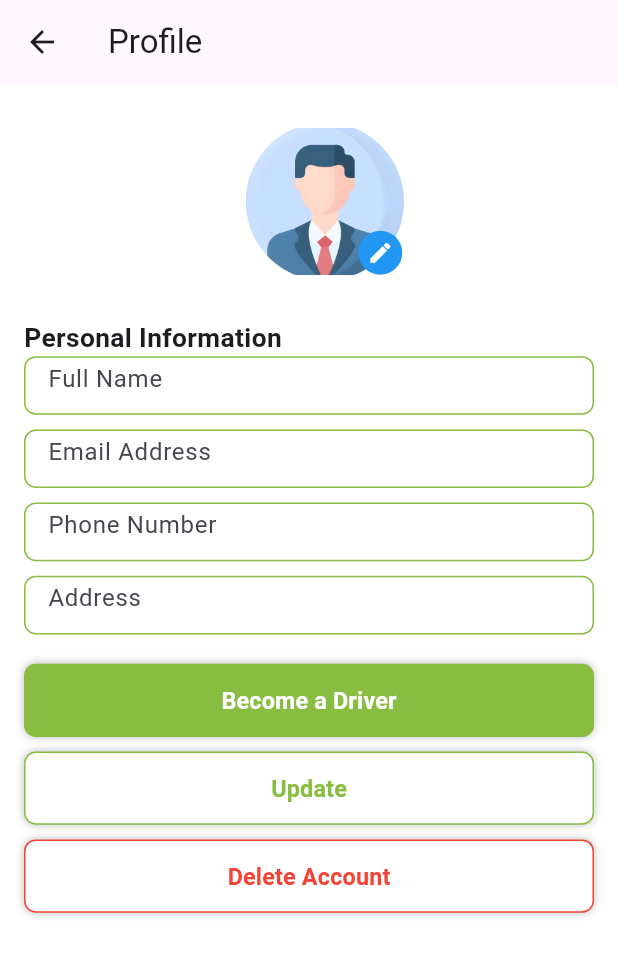
After one commit to rabin2059/finalYearProject, a Flutter app: the ProfileScreen screen opened directly, on a phone screen of 412 x 824 dp. The commit adds this screen. Shown: the top 956 px of the screen. Run offline on Flutter 3.47's test engine with Material 3 defaults, Android fonts, the phone set to English and light mode, and no system bars; our stand-ins replace flutter_map, flutter_screenutil, geolocator, google_fonts, google_maps_flutter, latlong2 and 1 more; missing offline and left inert: flutter_polyline_points; accounts and stored records are empty.

Commit message:
(UI) Profile Screen

```diff
--- a/Development/merobus/lib/Components/CustomButton.dart
+++ b/Development/merobus/lib/Components/CustomButton.dart
@@ -11,6 +11,7 @@ class CustomButton extends StatelessWidget {
   final double? fontSize;
   final double? borderRadius;
   final List<BoxShadow>? boxShadow;
+  final Color? borderColor;
 
   const CustomButton({
     super.key,
@@ -23,6 +24,7 @@ class CustomButton extends StatelessWidget {
     this.fontSize,
     this.borderRadius,
     this.boxShadow,
+    this.borderColor,
   });
 
   @override
@@ -34,6 +36,7 @@ class CustomButton extends StatelessWidget {
         decoration: BoxDecoration(
           color: color ?? Theme.of(context).primaryColor,
           borderRadius: BorderRadius.circular(borderRadius ?? 8.r),
+          border: Border.all(color: borderColor ?? Colors.transparent),
           boxShadow: boxShadow ??
               [
                 BoxShadow(
--- /dev/null
+++ b/Development/merobus/lib/Screens/Sub Screens/profile_screen.dart
@@ -0,0 +1,260 @@
+import 'package:flutter/cupertino.dart';
+import 'package:flutter/material.dart';
+import 'package:flutter_screenutil/flutter_screenutil.dart';
+
+import '../../Components/AppColors.dart';
+import '../../Components/CustomButton.dart';
+
+class ProfileScreen extends StatefulWidget {
+  const ProfileScreen({super.key, required this.dept});
+  final int dept;
+
+  @override
+  State<ProfileScreen> createState() => _ProfileScreenState();
+}
+
+class _ProfileScreenState extends State<ProfileScreen> {
+  final TextEditingController nameController = TextEditingController();
+  final TextEditingController emailController = TextEditingController();
+  final TextEditingController phoneController = TextEditingController();
+  final TextEditingController addressController = TextEditingController();
+  final TextEditingController licenseController = TextEditingController();
+  @override
+  void dispose() {
+    nameController.dispose();
+    emailController.dispose();
+    phoneController.dispose();
+    addressController.dispose();
+    super.dispose();
+  }
+
+  @override
+  Widget build(BuildContext context) {
+    if (widget.dept == 1) {
+      return Scaffold(
+        appBar: AppBar(
+          title: const Text("Profile"),
+        ),
+        body: Padding(
+          padding: const EdgeInsets.symmetric(horizontal: 16.0, vertical: 10.0),
+          child: Column(
+            children: [
+              Padding(
+                padding: EdgeInsets.only(left: 20.w, top: 20.h),
+                child: Stack(
+                  children: [
+                    SizedBox(
+                      height: 100.h,
+                      width: 100.w,
+                      child:
+                          Image.asset('assets/profile.png', fit: BoxFit.cover),
+                    ),
+                    Positioned(
+                      bottom: 0,
+                      right: 0,
+                      child: Container(
+                        height: 30.h,
+                        width: 30.w,
+                        decoration: const BoxDecoration(
+                          color: Colors.blue,
+                          shape: BoxShape.circle,
+                        ),
+                        child: Icon(
+                          Icons.edit,
+                          color: Colors.white,
+                          size: 18.r,
+                        ),
+                      ),
+                    ),
+                  ],
+                ),
+              ),
+              SizedBox(height: 30.h),
+              Row(
+                children: [
+                  Text(
+                    "Personal Information",
+                    style:
+                        TextStyle(fontSize: 18.sp, fontWeight: FontWeight.bold),
+                  ),
+                ],
+              ),
+              Column(
+                children: [
+                  LocalTextField("Full Name", nameController),
+                  SizedBox(height: 10.h),
+                  LocalTextField("Email Address", emailController),
+                  SizedBox(height: 10.h),
+                  LocalTextField("Phone Number", phoneController),
+                  SizedBox(height: 10.h),
+                  LocalTextField("Address", addressController),
+
+                  SizedBox(height: 20.h),
+                  CustomButton(
+                    text: "Become a Driver",
+                    color: AppColors.primary,
+                    height: 50.h,
+                    onPressed: () {},
+                  ),
+                  SizedBox(height: 10.h),
+                  CustomButton(
+                    text: "Update",
+                    color: AppColors.buttonText,
+                    textColor: AppColors.primary,
+                    borderColor: AppColors.primary,
+                    height: 50.h,
+                    onPressed: () {},
+                  ),
+                  SizedBox(height: 10.h),
+                  CustomButton(
+                    text: "Delete Account",
+                    color: AppColors.buttonText,
+                    textColor: Colors.red,
+                    borderColor: Colors.red,
+                    height: 50.h,
+                    onPressed: () {},
+                  ),
+                ],
+              ),
+            ],
+          ),
+        ),
+      );
+    } else {
+      return Scaffold(
+        appBar: AppBar(
+          title: const Text("Profile"),
+        ),
+        body: Padding(
+          padding: const EdgeInsets.symmetric(horizontal: 16.0, vertical: 10.0),
+          child: Column(
+            children: [
+              Padding(
+                padding: EdgeInsets.only(left: 20.w, top: 20.h),
+                child: Stack(
+                  children: [
+                    SizedBox(
+                      height: 100.h,
+                      width: 100.w,
+                      child:
+                          Image.asset('assets/profile.png', fit: BoxFit.cover),
+                    ),
+                    Positioned(
+                      bottom: 0,
+                      right: 0,
+                      child: Container(
+                        height: 30.h,
+                        width: 30.w,
+                        decoration: const BoxDecoration(
+                          color: Colors.blue,
+                          shape: BoxShape.circle,
+                        ),
+                        child: Icon(
+                          Icons.edit,
+                          color: Colors.white,
+                          size: 18.r,
+                        ),
+                      ),
+                    ),
+                  ],
+                ),
+              ),
+              SizedBox(height: 30.h),
+              Row(
+                children: [
+                  Text(
+                    "Personal Information",
+                    style:
+                        TextStyle(fontSize: 18.sp, fontWeight: FontWeight.bold),
+                  ),
+                ],
+              ),
+              Column(
+                children: [
+                  LocalTextField("Full Name", nameController),
+                  SizedBox(height: 10.h),
+                  LocalTextField("Email Address", emailController),
+                  SizedBox(height: 10.h),
+                  LocalTextField("Phone Number", phoneController),
+                  SizedBox(height: 10.h),
+                  LocalTextField("Address", addressController),
+                  SizedBox(height: 10.h),
+                  LocalTextField("License Number", licenseController),
+                  SizedBox(height: 20.h),
+                  CustomButton(
+                    text: "Update",
+                    color: AppColors.buttonText,
+                    textColor: AppColors.primary,
+                    borderColor: AppColors.primary,
+                    height: 50.h,
+                    onPressed: () {},
+                  ),
+                  SizedBox(height: 10.h),
+                  CustomButton(
+                    text: "Delete Account",
+                    color: AppColors.buttonText,
+                    textColor: Colors.red,
+                    borderColor: Colors.red,
+                    height: 50.h,
+                    onPressed: () {},
+                  ),
+                ],
+              ),
+            ],
+          ),
+        ),
+      );
+    }
+  }
+
+  SizedBox LocalTextField(String hint, TextEditingController controller) {
+    return SizedBox(
+                  height: 40.h,
+                  child: TextField(
+                    decoration: InputDecoration(
+                      hintText: hint,
+                      border: OutlineInputBorder(
+                        borderRadius: BorderRadius.circular(8.r),
+                        borderSide: const BorderSide(color: AppColors.primary, width: 1),
+                      ),
+                      enabledBorder: OutlineInputBorder(
+                        borderRadius: BorderRadius.circular(8.r),
+                        borderSide: const BorderSide(color: AppColors.primary, width: 1),
+                      ),
+                      focusedBorder: OutlineInputBorder(
+                        borderRadius: BorderRadius.circular(8.r),
+                        borderSide: const BorderSide(color: AppColors.primary, width: 2),
+                      ),
+                    ),
+                    controller: controller,
+                  ),
+                );
+  }
+
+  SizedBox StatusTextField(String hint, TextEditingController controller) {
+    return SizedBox(
+      height: 40.h,
+      child: TextField(
+        enabled: false,
+        decoration: InputDecoration(
+          hintText: hint,
+          filled: true,
+          fillColor: Colors.grey[200],
+          border: OutlineInputBorder(
+            borderRadius: BorderRadius.circular(8.r),
+            borderSide: const BorderSide(color: AppColors.primary, width: 1),
+          ),
+          enabledBorder: OutlineInputBorder(
+            borderRadius: BorderRadius.circular(8.r),
+            borderSide: const BorderSide(color: AppColors.primary, width: 1),
+          ),
+          disabledBorder: OutlineInputBorder(
+            borderRadius: BorderRadius.circular(8.r),
+            borderSide: const BorderSide(color: AppColors.primary, width: 1),
+          ),
+        ),
+        controller: controller,
+      ),
+    );
+  }
+}
--- a/Development/merobus/lib/navigation/navigation.dart
+++ b/Development/merobus/lib/navigation/navigation.dart
@@ -1,5 +1,6 @@
 import 'package:flutter/material.dart';
 import '../Components/AppColors.dart';
+import '../Screens/Main Screens/setting_screen.dart';
 import '../Screens/main screens/home_screen.dart';
 
 class Navigation extends StatefulWidget {
@@ -113,7 +114,7 @@ class _NavigationState extends State<Navigation> {
           children: <Widget>[
             const Center(child: Text('Alerts Screen')),
             HomeScreen(dept: widget.dept), // Shared HomeScreen for Passenger/Driver
-            const Center(child: Text('Account Screen')), // Common account screen for both roles
+            SettingScreen(dept: widget.dept),
           ],
         ),
         bottomNavigationBar: _buildBottomNavigationBar(),
```
Also changed, not shown: Development/merobus/lib/Screens/Main Screens/setting_screen.dart (added, +132 -0 lines), Development/merobus/lib/providers/get_user.dart (added, +12 -0 lines), Development/merobus/lib/Components/CustomTextField.dart (line endings or trailing spaces).
